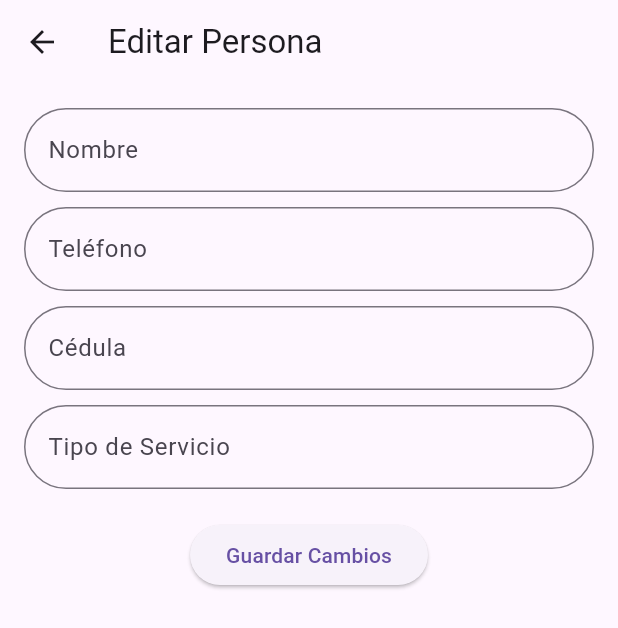
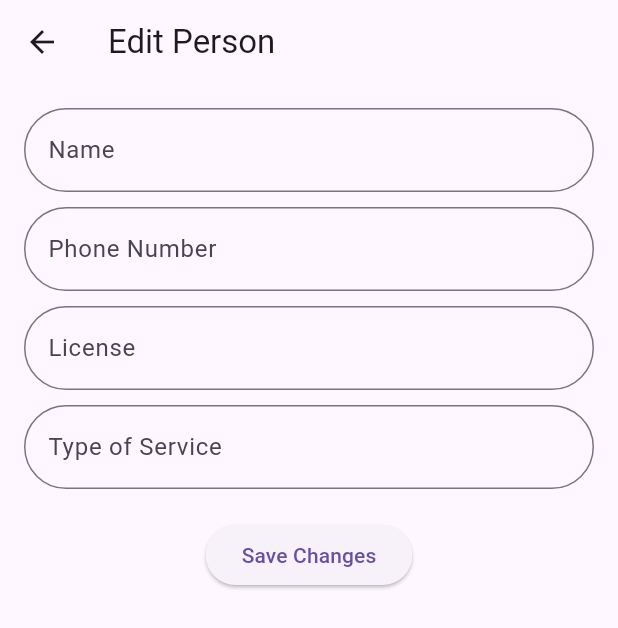
Before and after one commit to DiegoEspx/GymApp, a Flutter app: the EditPersonScreen screen opened directly with empty values, on a phone screen of 412 x 824 dp. Shown: the top 628 px of the screen. Run offline on Flutter 3.47's test engine with Material 3 defaults, Android fonts, the phone set to English and light mode, and no system bars; our stand-ins replace get, get_storage; accounts and stored records are empty.

Commit message:
arreglos en el edit person screen

```diff
--- a/lib/screens/edit_person_screen.dart
+++ b/lib/screens/edit_person_screen.dart
@@ -26,7 +26,7 @@ class EditPersonScreen extends StatelessWidget {
 
     return Scaffold(
       appBar: AppBar(
-        title: const Text('Editar Persona'),
+        title: const Text('Edit Person'),
       ),
       body: Padding(
         padding: const EdgeInsets.all(16.0),
@@ -37,7 +37,7 @@ class EditPersonScreen extends StatelessWidget {
             TextFormField(
               controller: nameController,
               decoration: InputDecoration(
-                labelText: 'Nombre',
+                labelText: 'Name',
                 border:
                     OutlineInputBorder(borderRadius: BorderRadius.circular(30)),
               ),
@@ -48,7 +48,7 @@ class EditPersonScreen extends StatelessWidget {
             TextFormField(
               controller: phoneController,
               decoration: InputDecoration(
-                labelText: 'Teléfono',
+                labelText: 'Phone Number',
                 border:
                     OutlineInputBorder(borderRadius: BorderRadius.circular(30)),
               ),
@@ -59,7 +59,7 @@ class EditPersonScreen extends StatelessWidget {
             TextFormField(
               controller: licenseController,
               decoration: InputDecoration(
-                labelText: 'Cédula',
+                labelText: 'License',
                 border:
                     OutlineInputBorder(borderRadius: BorderRadius.circular(30)),
               ),
@@ -70,7 +70,7 @@ class EditPersonScreen extends StatelessWidget {
             TextFormField(
               controller: serviceKindController,
               decoration: InputDecoration(
-                labelText: 'Tipo de Servicio',
+                labelText: 'Type of Service',
                 border:
                     OutlineInputBorder(borderRadius: BorderRadius.circular(30)),
               ),
@@ -94,7 +94,7 @@ class EditPersonScreen extends StatelessWidget {
                   );
                   Get.back(); // Volver a la pantalla anterior
                 },
-                child: const Text('Guardar Cambios'),
+                child: const Text('Save Changes'),
               ),
             ),
           ],
```
